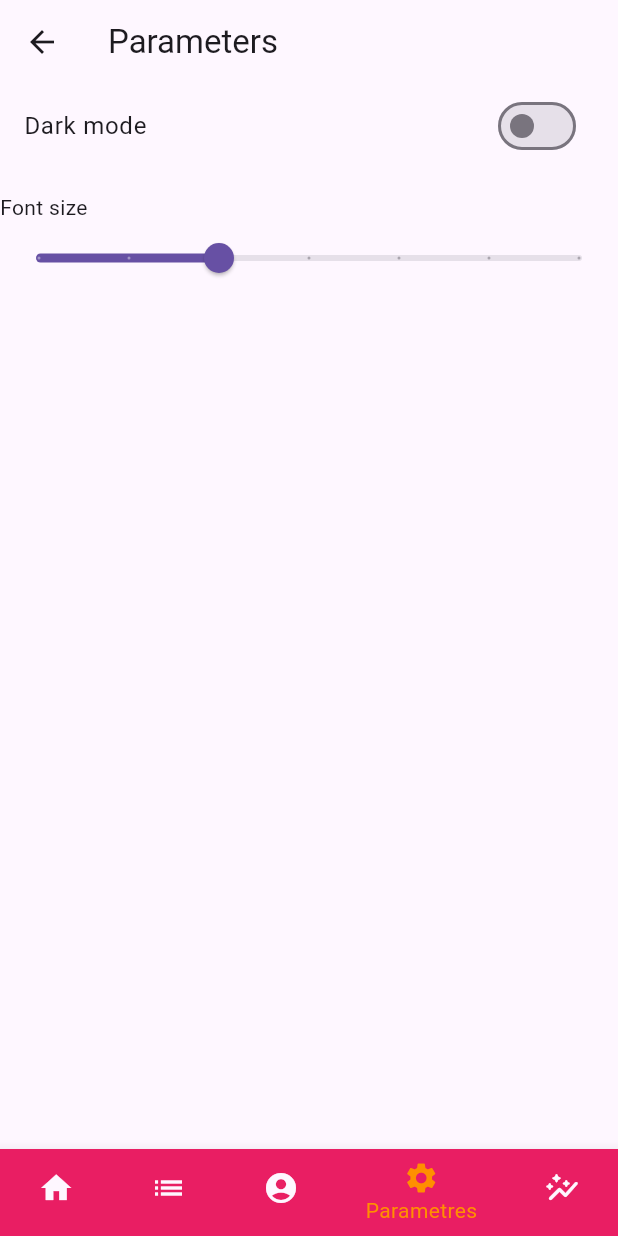
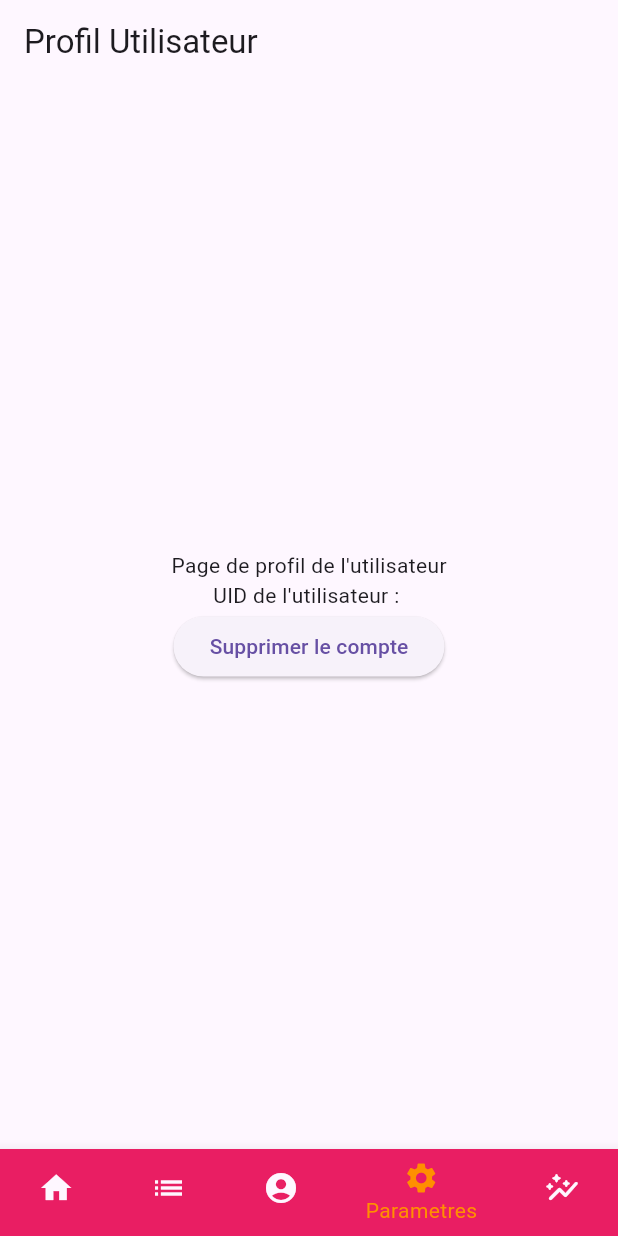
Before and after one commit to GaetanCrabeels/SmartShade, a Flutter app: the BottomNavigationBarWidget screen opened directly, item 4 of the bottom bar chosen, on a phone screen of 412 x 824 dp. Run offline on Flutter 3.47's test engine with Material 3 defaults, Android fonts, the phone set to English and light mode, and no system bars; our stand-ins replace cloud_firestore, firebase_auth, firebase_core, geolocator; accounts and stored records are empty; network calls fail.

Commit message:
Merge remote-tracking branch 'origin/Oscar' into Gaëtan
Création Inscription/Login et suppression de compte

Ajout d'aspect sécurité avec UID obligatoire pour les requêtes APIs

```diff
--- a/lib/screens/parameters.dart
+++ b/lib/screens/parameters.dart
@@ -1,50 +1,106 @@
+import 'package:firebase_auth/firebase_auth.dart';
 import 'package:flutter/material.dart';
+import 'package:cloud_firestore/cloud_firestore.dart';
 
-class Parameters extends StatefulWidget {
-  const Parameters({super.key});
+
+class UserProfilePage extends StatefulWidget {
+  const UserProfilePage({super.key});
 
   @override
-  // ignore: library_private_types_in_public_api
-  _ParametersState createState() => _ParametersState();
+  _UserProfilePageState createState() => _UserProfilePageState();
 }
 
-class _ParametersState extends State<Parameters> {
-  bool _isDarkModeEnabled = false;
-  double _fontSize = 16.0;
-
+class _UserProfilePageState extends State<UserProfilePage> {
   @override
   Widget build(BuildContext context) {
     return Scaffold(
       appBar: AppBar(
-        title: const Text('Parameters'),
+        title: const Text('Profil Utilisateur'),
       ),
-      body: Column(
-        crossAxisAlignment: CrossAxisAlignment.start,
+      body: Center(
+        child: Column(
+          mainAxisAlignment: MainAxisAlignment.center,
+          children: <Widget>[
+            const Text('Page de profil de l\'utilisateur'),
+            FutureBuilder<User?>(
+              future: FirebaseAuth.instance.authStateChanges().first,
+              builder: (context, snapshot) {
+                if (snapshot.connectionState == ConnectionState.waiting) {
+                  return const CircularProgressIndicator();
+                } else if (snapshot.hasError) {
+                  return const Text('Erreur lors de la récupération de l\'utilisateur');
+                } else if (snapshot.hasData) {
+                  final User user = snapshot.data!;
+                  return Column(
                     children: [
-          SwitchListTile(
-            title: const Text('Dark mode'),
-            value: _isDarkModeEnabled,
-            onChanged: (value) {
-              setState(() {
-                _isDarkModeEnabled = value;
-              });
+                      Text('UID de l\'utilisateur : ${user.uid}'),
+                      ElevatedButton(
+                        onPressed: () {
+                          _showDeleteUserDialog(context);
                         },
+                        child: Text('Supprimer le compte'),
                       ),
-          const SizedBox(height: 16.0),
-          const Text('Font size'),
-          Slider(
-            value: _fontSize,
-            min: 12.0,
-            max: 24.0,
-            divisions: 6,
-            onChanged: (value) {
-              setState(() {
-                _fontSize = value;
-              });
+                    ],
+                  );
+                } else {
+                  return const Text('Utilisateur non connecté');
+                }
               },
             ),
           ],
         ),
+      ),
+    );
+  }
+
+  void _showDeleteUserDialog(BuildContext context) {
+    showDialog(
+      context: context,
+      builder: (BuildContext context) {
+        return AlertDialog(
+          title: Text('Confirmation'),
+          content: Text('Êtes-vous sûr de vouloir supprimer votre compte utilisateur ?'),
+          actions: [
+            TextButton(
+              onPressed: () {
+                Navigator.of(context).pop(); // Ferme la boîte de dialogue
+              },
+              child: Text('Annuler'),
+            ),
+            TextButton(
+              onPressed: () async {
+                await _deleteCurrentUser(context);
+              },
+              child: Text('Supprimer'),
+            ),
+          ],
+        );
+      },
+    );
+  }
+
+  Future<void> _deleteCurrentUser(BuildContext context) async {
+    User? currentUser = FirebaseAuth.instance.currentUser;
+
+    if (currentUser != null) {
+      try {
+        // Déconnectez l'utilisateur
+        await FirebaseFirestore.instance.collection('users').doc(currentUser.uid).delete();
+
+        await FirebaseAuth.instance.signOut();
+
+        // Redirigez l'utilisateur vers l'écran de connexion
+        Navigator.pushReplacementNamed(context, '/login');
+
+      } catch (e) {
+        print('Erreur lors de la déconnexion de l\'utilisateur : $e');
+        // Gérer l'erreur, par exemple, afficher un message à l'utilisateur
+        ScaffoldMessenger.of(context).showSnackBar(
+          const SnackBar(
+            content: Text('Erreur lors de la déconnexion de l\'utilisateur'),
+          ),
         );
       }
     }
+  }
+}
--- a/lib/widgets/bottom_navigation_bar.dart
+++ b/lib/widgets/bottom_navigation_bar.dart
@@ -27,7 +27,7 @@ class _BottomNavigationBarWidgetState extends State<BottomNavigationBarWidget> {
     const UserPage(
       user_name: '',
     ),
-    const Parameters(),
+    const UserProfilePage(),
     const Graphics(),
   ];
 
@@ -46,7 +46,7 @@ class _BottomNavigationBarWidgetState extends State<BottomNavigationBarWidget> {
           user_name: 'user_id_1',
         );
       } else if (_selectedIndex == 3) {
-        _widgetOptions[3] = const Parameters();
+        _widgetOptions[3] = const UserProfilePage();
       } else if (_selectedIndex == 4) {
         _widgetOptions[4] = const Graphics();
       }
--- a/pubspec.yaml
+++ b/pubspec.yaml
@@ -45,6 +45,7 @@ dependencies:
   # Use with the CupertinoIcons class for iOS style icons.
   cupertino_icons: ^1.0.2
   firebase_database: ^10.3.3
+
 
 dev_dependencies:
   flutter_test:
```
Also changed, not shown: lib/main.dart (+33 -3 lines), lib/screens/LoginPage.dart (added, +80 -0 lines), lib/screens/home_page.dart (+14 -5 lines), lib/screens/sign_up.dart (added, +102 -0 lines), lib/widgets/reusable.dart (added, +20 -0 lines), pubspec.lock. Lines whose indentation alone changed are shown as unchanged.
